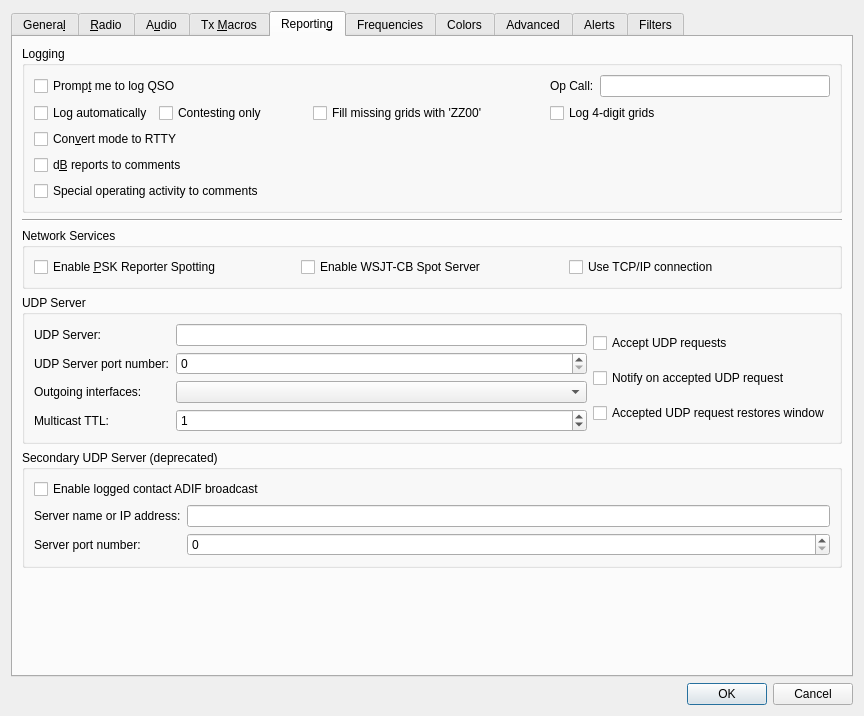
This is Configuration.ui in vash909/WSJT-CB as Qt 5 draws it before an edit. The edited form follows.
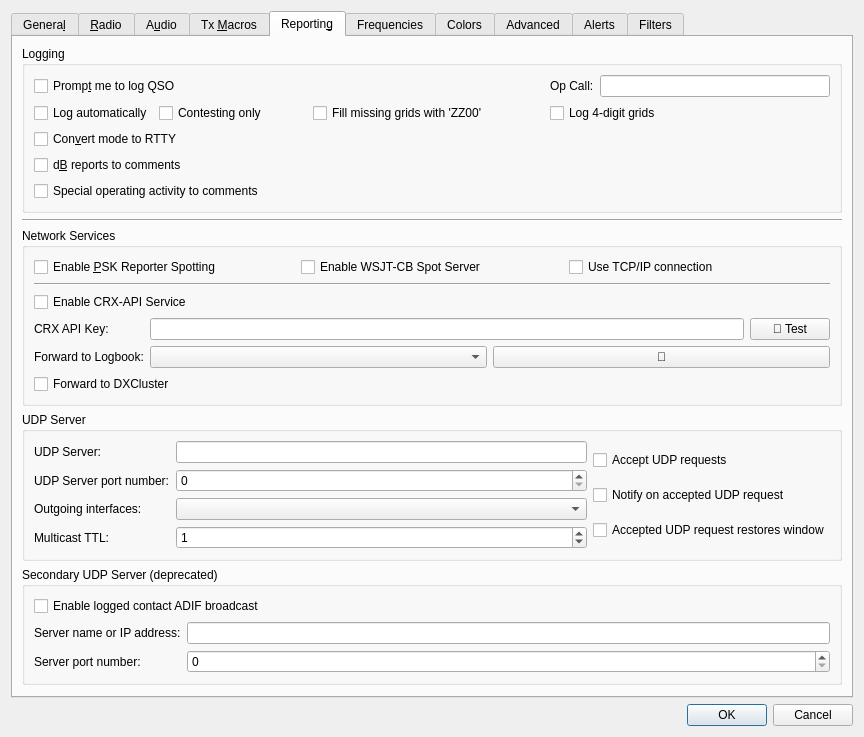
This is the edited form. The open tabs and pages were chosen to show the change. Custom widgets are drawn as their Qt base class.

Commit message: Add CRX-API integration logbook and dxcluster 11m spot forwarding)

The edit to the form file:
```diff
--- a/Configuration.ui
+++ b/Configuration.ui
@@ -2263,6 +2263,8 @@
          <property name="title">
           <string>Network Services</string>
          </property>
+         <layout class="QVBoxLayout" name="network_services_layout">
+          <item>
          <layout class="QHBoxLayout" name="horizontalLayout_22">
           <item>
            <widget class="QCheckBox" name="psk_reporter_check_box">
@@ -2293,6 +2295,107 @@
              <string>Use TCP/IP connection</string>
             </property>
            </widget>
+            </item>
+           </layout>
+          </item>
+          <item>
+           <widget class="Line" name="network_services_separator">
+            <property name="orientation">
+             <enum>Qt::Horizontal</enum>
+            </property>
+           </widget>
+          </item>
+          <item>
+           <widget class="QCheckBox" name="crx_api_check_box">
+            <property name="toolTip">
+             <string>&lt;html&gt;&lt;head/&gt;&lt;body&gt;&lt;p&gt;Enable CRX-API integration to forward logged QSOs to your CRX logbook and optionally send DX spots to the DXCluster via https://s.crx.cloud/&lt;/p&gt;&lt;/body&gt;&lt;/html&gt;</string>
+            </property>
+            <property name="text">
+             <string>Enable CRX-API Service</string>
+            </property>
+           </widget>
+          </item>
+          <item>
+           <layout class="QFormLayout" name="crx_api_form">
+            <property name="fieldGrowthPolicy">
+             <enum>QFormLayout::AllNonFixedFieldsGrow</enum>
+            </property>
+            <item row="0" column="0">
+             <widget class="QLabel" name="crx_api_key_label">
+              <property name="text">
+               <string>CRX API Key:</string>
+              </property>
+              <property name="buddy">
+               <cstring>crx_api_key_line_edit</cstring>
+              </property>
+             </widget>
+            </item>
+            <item row="0" column="1">
+             <layout class="QHBoxLayout" name="crx_key_layout">
+              <item>
+               <widget class="QLineEdit" name="crx_api_key_line_edit">
+                <property name="echoMode">
+                 <enum>QLineEdit::Password</enum>
+                </property>
+                <property name="toolTip">
+                 <string>Your CRX API key from https://s.crx.cloud/</string>
+                </property>
+               </widget>
+              </item>
+              <item>
+               <widget class="QPushButton" name="pbTestCrxApi">
+                <property name="text">
+                 <string>🔌 Test</string>
+                </property>
+                <property name="toolTip">
+                 <string>&lt;html&gt;&lt;head/&gt;&lt;body&gt;&lt;p&gt;Test the CRX API connection. Green = OK, Red = invalid.&lt;/p&gt;&lt;/body&gt;&lt;/html&gt;</string>
+                </property>
+               </widget>
+              </item>
+             </layout>
+            </item>
+            <item row="1" column="0">
+             <widget class="QLabel" name="crx_logbook_label">
+              <property name="text">
+               <string>Forward to Logbook:</string>
+              </property>
+              <property name="buddy">
+               <cstring>crx_logbook_combo_box</cstring>
+              </property>
+             </widget>
+            </item>
+            <item row="1" column="1">
+             <layout class="QHBoxLayout" name="crx_logbook_layout">
+              <item>
+               <widget class="QComboBox" name="crx_logbook_combo_box">
+                <property name="toolTip">
+                 <string>Select the target logbook on CRX for QSO forwarding. Use 🔄 to refresh.</string>
+                </property>
+               </widget>
+              </item>
+              <item>
+               <widget class="QPushButton" name="pbRefreshCrxLogs">
+                <property name="text">
+                 <string>🔄</string>
+                </property>
+                <property name="toolTip">
+                 <string>Load your logbooks from CRX</string>
+                </property>
+               </widget>
+              </item>
+             </layout>
+            </item>
+            <item row="2" column="0" colspan="2">
+             <widget class="QCheckBox" name="crx_forward_dxcluster_check_box">
+              <property name="toolTip">
+               <string>&lt;html&gt;&lt;head/&gt;&lt;body&gt;&lt;p&gt;Also forward DX spots to the CRX DXCluster network for each decoded station with grid.&lt;/p&gt;&lt;/body&gt;&lt;/html&gt;</string>
+              </property>
+              <property name="text">
+               <string>Forward to DXCluster</string>
+              </property>
+             </widget>
+            </item>
+           </layout>
           </item>
          </layout>
         </widget>
```
Lines whose indentation alone changed are shown as unchanged. The commit also changes 9 other files.
